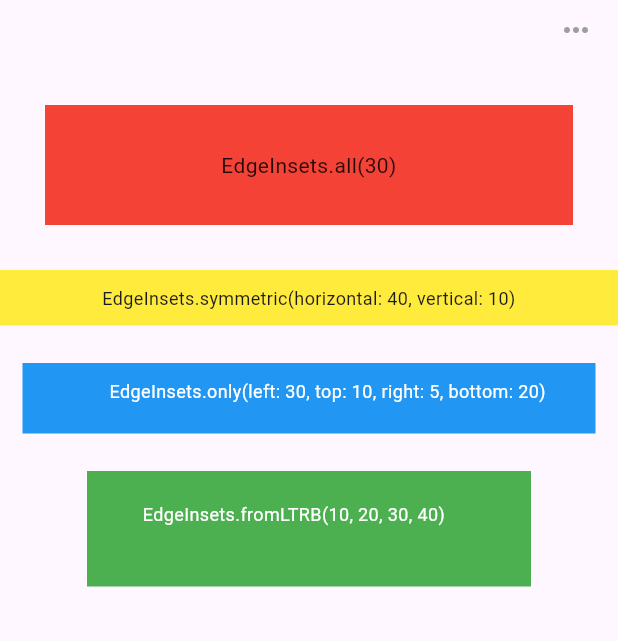
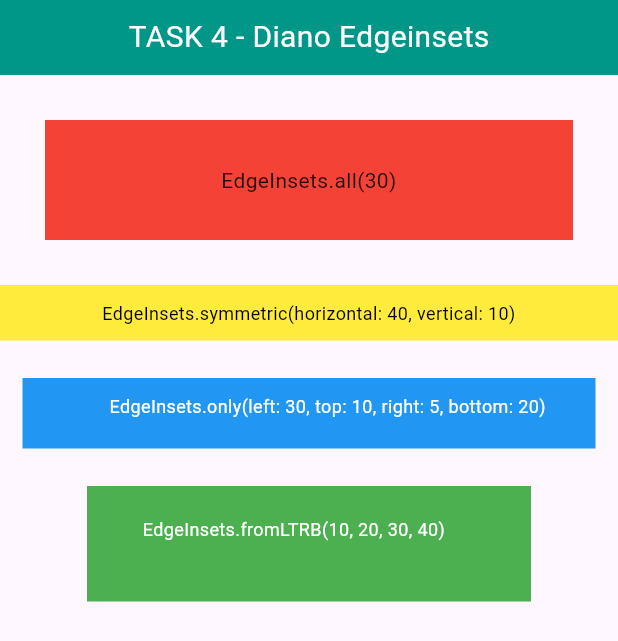
Before and after one commit to rdiano558433-prog/Diano-Flutter-Edgeinsets-Activity, a Flutter app: the screen it shows after launch, on a phone screen of 412 x 824 dp. Shown: the top 641 px of the screen. Run offline on Flutter 3.47's test engine with Material 3 defaults, Android fonts, the phone set to English and light mode, and no system bars.

Commit message:
Fix EdgeInsetsDemo layout

```diff
--- a/flutter_application_1/lib/edgeinsets.dart
+++ b/flutter_application_1/lib/edgeinsets.dart
@@ -8,23 +8,26 @@ class EdgeInsetsDemo extends StatelessWidget {
   Widget build(BuildContext context) {
     return Scaffold(
       backgroundColor: const Color(0xFFFFF7FF),
-      appBar: AppBar(
-        backgroundColor: const Color(0xFFFFF7FF),
-        elevation: 0,
-        toolbarHeight: 40,
-        actions: const [
-          Padding(
-            padding: EdgeInsets.only(right: 16),
-            child: Icon(
-              Icons.more_horiz,
-              color: Colors.grey,
+      body: SafeArea(
+        child: Column(
+          crossAxisAlignment: CrossAxisAlignment.stretch,
+          children: [
+            // Header
+            Container(
+              height: 50,
+              width: double.infinity,
+              color: const Color(0xFF009688),
+              child: const Center(
+                child: Text(
+                  'TASK 4 - Diano Edgeinsets',
+                  style: TextStyle(
+                    color: Colors.white,
+                    fontSize: 20,
                   ),
                 ),
-        ],
               ),
-      body: Column(
-        crossAxisAlignment: CrossAxisAlignment.stretch,
-        children: [
+            ),
+
             // 1. EdgeInsets.all(30)
             Container(
               color: Colors.red,
@@ -51,7 +54,10 @@ class EdgeInsetsDemo extends StatelessWidget {
               child: const Text(
                 'EdgeInsets.symmetric(horizontal: 40, vertical: 10)',
                 textAlign: TextAlign.center,
-              style: TextStyle(fontSize: 12),
+                style: TextStyle(
+                  color: Colors.black,
+                  fontSize: 12,
+                ),
               ),
             ),
 
@@ -106,6 +112,7 @@ class EdgeInsetsDemo extends StatelessWidget {
             ),
           ],
         ),
+      ),
     );
   }
 }
```
Lines whose indentation alone changed are shown as unchanged.
